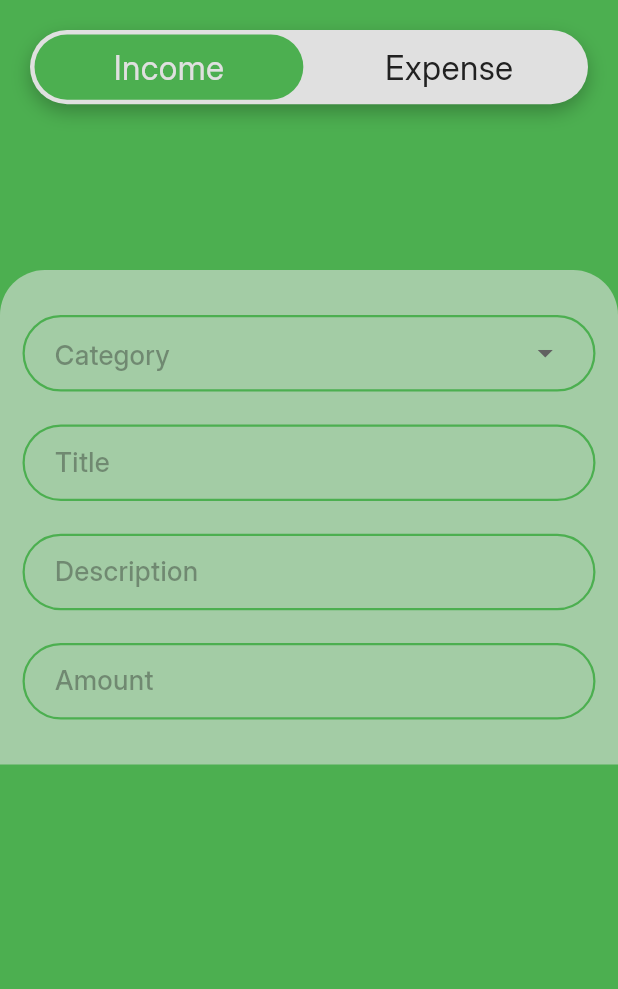
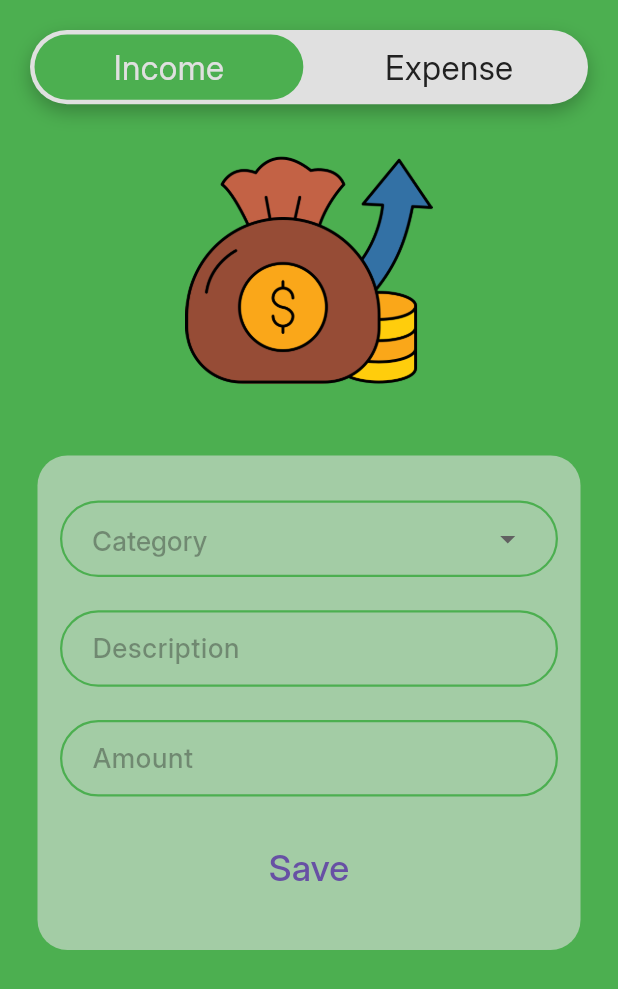
Before and after one commit to GH-Thiwanka/xpensIQ, a Flutter app: the Addincomepage screen opened directly, on a phone screen of 412 x 824 dp. Shown: the top 989 px of the screen. Run offline on Flutter 3.47's test engine with Material 3 defaults, Android fonts, the phone set to English and light mode, and no system bars; our stand-ins replace cloud_firestore, firebase_core, persistent_bottom_nav_bar, shared_preferences, smooth_page_indicator; accounts and stored records are empty.

Commit message:
complete add income and expens

```diff
--- a/lib/main.dart
+++ b/lib/main.dart
@@ -8,6 +8,7 @@ import 'firebase_options.dart';
 
 void main() async {
   WidgetsFlutterBinding.ensureInitialized();
+  await Firebase.initializeApp(options: DefaultFirebaseOptions.currentPlatform);
   await SharedPreferences.getInstance();
   await Firebase.initializeApp(options: DefaultFirebaseOptions.currentPlatform);
   runApp(const XpensIQ());
@@ -34,6 +35,7 @@ class _XpensIQState extends State<XpensIQ> {
           return MaterialApp(
             debugShowCheckedModeBanner: false,
             theme: ThemeData(fontFamily: 'Inter'),
+            //darkTheme: ThemeData.dark(),
             home: Wrapper(shawMainScreen: hasUserName),
           );
         }
--- /dev/null
+++ b/lib/pages/addExpensesForm.dart
@@ -0,0 +1,318 @@
+import 'package:flutter/material.dart';
+import 'package:xpensiq/constants/color.dart';
+import 'package:xpensiq/models/expensModel.dart';
+import 'package:xpensiq/models/incomeModel.dart';
+import 'package:xpensiq/service/incomeFormService.dart';
+
+class Addexpensesform extends StatefulWidget {
+  final bool isGreen;
+  const Addexpensesform({super.key, required this.isGreen});
+
+  @override
+  State<Addexpensesform> createState() => _AddexpensesformState();
+}
+
+class _AddexpensesformState extends State<Addexpensesform> {
+  final TextEditingController _title = TextEditingController();
+  final TextEditingController _description = TextEditingController();
+  final TextEditingController _value = TextEditingController();
+
+  // State variables to act as "controllers" for dropdown values
+  IncomeType? _selectedIncomeCategory;
+  ExpensType? _selectedExpenseCategory;
+
+  @override
+  void dispose() {
+    _title.dispose();
+    _description.dispose();
+    _value.dispose();
+    super.dispose();
+  }
+
+  // Method to get the selected category as a string
+  String getSelectedCategory() {
+    if (widget.isGreen) {
+      return _selectedIncomeCategory?.name ?? '';
+    } else {
+      return _selectedExpenseCategory?.name ?? '';
+    }
+  }
+
+  @override
+  Widget build(BuildContext context) {
+    Color borderColor = widget.isGreen == true ? kMainColor : kExepenceColor;
+    return Padding(
+      padding: const EdgeInsets.symmetric(horizontal: kDefultPadding * 2.5),
+      child: Container(
+        width: double.infinity,
+        height: MediaQuery.of(context).size.height * 0.4,
+        decoration: BoxDecoration(
+          color: kBorDivColor.withAlpha(150),
+          borderRadius: BorderRadius.circular(20),
+        ),
+        child: Form(
+          child: Padding(
+            padding: const EdgeInsets.symmetric(
+              horizontal: kDefultPadding * 1.5,
+              vertical: kDefultPadding * 3,
+            ),
+            child: Column(
+              mainAxisAlignment: MainAxisAlignment.spaceBetween,
+              children: [
+                Container(
+                  width: double.infinity,
+                  decoration: BoxDecoration(
+                    border: Border.all(width: 1.5, color: borderColor),
+                    borderRadius: BorderRadius.circular(30),
+                  ),
+                  child: Padding(
+                    padding: const EdgeInsets.symmetric(
+                      horizontal: kDefultPadding * 2,
+                    ),
+                    child: widget.isGreen
+                        ? DropdownButtonFormField<IncomeType>(
+                            value: _selectedIncomeCategory,
+                            hint: Text(
+                              'Category',
+                              style: TextStyle(
+                                fontSize: 18,
+                                color: kMainTextColor.withAlpha(100),
+                              ),
+                            ),
+                            decoration: InputDecoration(
+                              border: InputBorder.none,
+                            ),
+                            items: IncomeType.values.map((Type) {
+                              return DropdownMenuItem<IncomeType>(
+                                value: Type,
+                                child: Text(
+                                  Type.name,
+                                  style: TextStyle(
+                                    color: kMainTextColor,
+                                    fontSize: 18,
+                                  ),
+                                ),
+                              );
+                            }).toList(),
+                            onChanged: (IncomeType? value) {
+                              setState(() {
+                                _selectedIncomeCategory = value;
+                              });
+                            },
+                            validator: (IncomeType? value) {
+                              if (value == null) {
+                                return 'Please select a category';
+                              }
+                              return null;
+                            },
+                          )
+                        : DropdownButtonFormField<ExpensType>(
+                            value: _selectedExpenseCategory,
+                            hint: Text(
+                              'Category',
+                              style: TextStyle(
+                                fontSize: 18,
+                                color: kMainTextColor.withAlpha(100),
+                              ),
+                            ),
+                            decoration: InputDecoration(
+                              border: InputBorder.none,
+                            ),
+                            items: ExpensType.values.map((Type) {
+                              return DropdownMenuItem<ExpensType>(
+                                value: Type,
+                                child: Text(
+                                  Type.name,
+                                  style: TextStyle(
+                                    color: kMainTextColor,
+                                    fontSize: 18,
+                                  ),
+                                ),
+                              );
+                            }).toList(),
+                            onChanged: (ExpensType? value) {
+                              setState(() {
+                                _selectedExpenseCategory = value;
+                              });
+                            },
+                            validator: (ExpensType? value) {
+                              if (value == null) {
+                                return 'Please select a category';
+                              }
+                              return null;
+                            },
+                          ),
+                  ),
+                ),
+                Container(
+                  width: double.infinity,
+                  decoration: BoxDecoration(
+                    border: Border.all(width: 1.5, color: borderColor),
+                    borderRadius: BorderRadius.circular(30),
+                  ),
+                  child: Padding(
+                    padding: const EdgeInsets.symmetric(
+                      horizontal: kDefultPadding * 2,
+                    ),
+                    child: TextFormField(
+                      controller: _description,
+                      decoration: InputDecoration(
+                        border: InputBorder.none,
+                        hintText: 'Description',
+                        hintStyle: TextStyle(
+                          fontSize: 18,
+                          color: kMainTextColor.withAlpha(100),
+                          fontWeight: FontWeight.w500,
+                        ),
+                      ),
+                      style: TextStyle(
+                        fontSize: 18,
+                        color: kMainTextColor,
+                        fontWeight: FontWeight.w500,
+                      ),
+                    ),
+                  ),
+                ),
+                Container(
+                  width: double.infinity,
+                  decoration: BoxDecoration(
+                    border: Border.all(width: 1.5, color: borderColor),
+                    borderRadius: BorderRadius.circular(30),
+                  ),
+                  child: Padding(
+                    padding: const EdgeInsets.symmetric(
+                      horizontal: kDefultPadding * 2,
+                    ),
+                    child: TextFormField(
+                      controller: _value,
+                      keyboardType: TextInputType.number,
+                      decoration: InputDecoration(
+                        border: InputBorder.none,
+                        hintText: 'Amount',
+                        hintStyle: TextStyle(
+                          fontSize: 18,
+                          color: kMainTextColor.withAlpha(100),
+                          fontWeight: FontWeight.w500,
+                        ),
+                      ),
+                      style: TextStyle(
+                        fontSize: 18,
+                        color: kMainTextColor,
+                        fontWeight: FontWeight.w500,
+                      ),
+                    ),
+                  ),
+                ),
+                widget.isGreen
+                    ? TextButton(
+                        onPressed: () async {
+                          // Validate that category is selected
+                          if (getSelectedCategory().isEmpty) {
+                            ScaffoldMessenger.of(context).showSnackBar(
+                              SnackBar(
+                                content: Text('Please select a category'),
+                              ),
+                            );
+                            return;
+                          }
+
+                          // Validate other fields
+                          if (_description.text.isEmpty ||
+                              _value.text.isEmpty) {
+                            ScaffoldMessenger.of(context).showSnackBar(
+                              SnackBar(content: Text('Please fill all fields')),
+                            );
+                            return;
+                          }
+
+                          try {
+                            await IncomeFormService().addIncome(
+                              getSelectedCategory(), // Using the selected category
+                              _description.text,
+                              double.parse(_value.text),
+                            );
+
+                            // Clear form after successful submission
+                            setState(() {
+                              _selectedIncomeCategory = null;
+                              _selectedExpenseCategory = null;
+                            });
+                            _title.clear();
+                            _description.clear();
+                            _value.clear();
+
+                            // Show success message
+                            ScaffoldMessenger.of(context).showSnackBar(
+                              SnackBar(content: Text('Successfully saved!')),
+                            );
+                          } catch (e) {
+                            ScaffoldMessenger.of(context).showSnackBar(
+                              SnackBar(content: Text('Error: ${e.toString()}')),
+                            );
+                          }
+                        },
+                        child: Text('Save', style: TextStyle(fontSize: 24)),
+                      )
+                    : TextButton(
+                        onPressed: () async {
+                          // Validate that category is selected
+                          if (getSelectedCategory().isEmpty) {
+                            ScaffoldMessenger.of(context).showSnackBar(
+                              SnackBar(
+                                content: Text('Please select a category'),
+                              ),
+                            );
+                            return;
+                          }
+
+                          // Validate other fields
+                          if (_description.text.isEmpty ||
+                              _value.text.isEmpty) {
+                            ScaffoldMessenger.of(context).showSnackBar(
+                              SnackBar(content: Text('Please fill all fields')),
+                            );
+                            return;
+                          }
+
+                          try {
+                            await IncomeFormService().addExpense(
+                              getSelectedCategory(), // Using the selected category
+                              _description.text,
+                              double.parse(_value.text),
+                            );
+
+                            // Clear form after successful submission
+                            setState(() {
+                              _selectedIncomeCategory = null;
+                              _selectedExpenseCategory = null;
+                            });
+                            _title.clear();
+                            _description.clear();
+                            _value.clear();
+
+                            // Show success message
+                            ScaffoldMessenger.of(context).showSnackBar(
+                              SnackBar(content: Text('Successfully saved!')),
+                            );
+                          } catch (e) {
+                            ScaffoldMessenger.of(context).showSnackBar(
+                              SnackBar(content: Text('Error: ${e.toString()}')),
+                            );
+                          }
+                        },
+                        child: Text(
+                          'Save',
+                          style: TextStyle(
+                            fontSize: 24,
+                            //color: widget.isGreen ? kMainColor : kExepenceColor,
+                          ),
+                        ),
+                      ),
+              ],
+            ),
+          ),
+        ),
+      ),
+    );
+  }
+}
--- a/lib/pages/addIncomePage.dart
+++ b/lib/pages/addIncomePage.dart
@@ -1,5 +1,6 @@
 import 'package:flutter/material.dart';
 import 'package:xpensiq/constants/color.dart';
+import 'package:xpensiq/pages/addExpensesForm.dart';
 import 'package:xpensiq/pages/addForm.dart';
 
 class Addincomepage extends StatefulWidget {
@@ -102,8 +103,16 @@ class _AddincomepageState extends State<Addincomepage> {
                   ),
                 ),
               ),
-              SizedBox(height: MediaQuery.of(context).size.height * 0.11),
-              Addform(isGreen: _showPageState == 0 ? true : false),
+              SizedBox(height: MediaQuery.of(context).size.height * 0.01),
+              Image.asset(
+                _showPageState == 0
+                    ? 'assets/income.png'
+                    : 'assets/expenses.png',
+                width: MediaQuery.of(context).size.width * 0.4,
+              ),
+              SizedBox(height: MediaQuery.of(context).size.height * 0.05),
+              //Addform(isGreen: _showPageState == 0 ? true : false),
+              Addexpensesform(isGreen: _showPageState == 0 ? true : false),
             ],
           ),
         ),
--- a/pubspec.yaml
+++ b/pubspec.yaml
@@ -71,6 +71,8 @@ flutter:
     - assets/stcon.png
     - assets/sv.png
     - assets/un.png
+    - assets/income.png
+    - assets/expenses.png
 
   # An image asset can refer to one or more resolution-specific "variants", see
   # https://flutter.dev/to/resolution-aware-images
```
Also changed, not shown: lib/models/expensModel.dart (+71 -8 lines), lib/models/incomeModel.dart (+20 -8 lines), lib/models/taskModdel.dart (added, +40 -0 lines), lib/pages/addForm.dart (+24 -0 lines), lib/pages/homePage.dart (+20 -0 lines), lib/service/incomeFormService.dart (added, +107 -0 lines), lib/widget/bottumNavBar.dart (+4 -18 lines), assets/expenses.png (added), assets/income.png (added).
